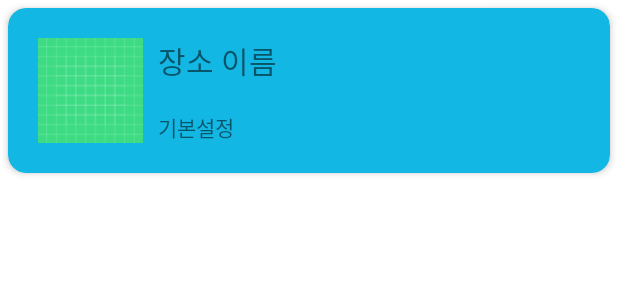
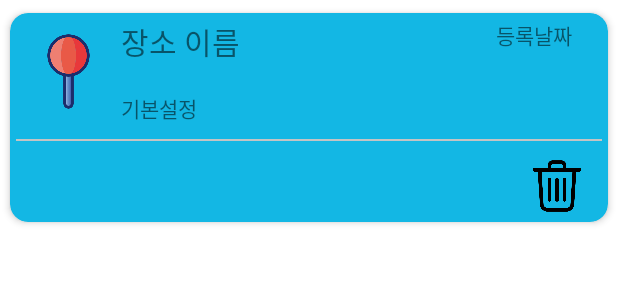
Before and after one commit to JaeCheon0222/Promise_Keeper, an Android app: the layout frequenlty_place_list_item.xml on its own in the app's theme, with its tools: preview values and no code run, on a phone screen of 412 x 824 dp. Shown: the top 300 px of the screen. Run offline under Robolectric (Android 15) with nearby library versions, the phone set to English and light mode, and no system bars; network calls fail.

Commit message:
#25 출발지 목록 삭제  - UI 변경

```diff
--- a/app/src/main/res/layout/appointment_list_item.xml
+++ b/app/src/main/res/layout/appointment_list_item.xml
@@ -9,7 +9,8 @@
         card_view:cardBackgroundColor="@color/azure"
         card_view:cardCornerRadius="12dp"
         card_view:cardElevation="3dp"
-        card_view:contentPadding="4dp">
+        card_view:contentPadding="4dp"
+        card_view:cardUseCompatPadding="true">
 
         <LinearLayout
             android:layout_width="match_parent"
--- a/app/src/main/res/layout/fragment_promise.xml
+++ b/app/src/main/res/layout/fragment_promise.xml
@@ -1,5 +1,6 @@
 <?xml version="1.0" encoding="utf-8"?>
-<layout xmlns:android="http://schemas.android.com/apk/res/android">
+<layout xmlns:android="http://schemas.android.com/apk/res/android"
+    xmlns:tools="http://schemas.android.com/tools">
 
     <LinearLayout
         android:layout_width="match_parent"
@@ -12,7 +13,8 @@
         <androidx.recyclerview.widget.RecyclerView
             android:id="@+id/appointmentRecyclerView"
             android:layout_width="match_parent"
-            android:layout_height="match_parent" />
+            android:layout_height="match_parent"
+            tools:listitem="@layout/appointment_list_item"/>
 
     </LinearLayout>
 
--- a/app/src/main/res/layout/frequenlty_place_list_item.xml
+++ b/app/src/main/res/layout/frequenlty_place_list_item.xml
@@ -1,56 +1,110 @@
 <?xml version="1.0" encoding="utf-8"?>
-<androidx.cardview.widget.CardView
-    xmlns:android="http://schemas.android.com/apk/res/android"
-    xmlns:card_view="http://schemas.android.com/apk/res-auto"
+<layout xmlns:android="http://schemas.android.com/apk/res/android"
+    xmlns:tools="http://schemas.android.com/tools">
+
+    <androidx.cardview.widget.CardView xmlns:card_view="http://schemas.android.com/apk/res-auto"
+        android:id="@+id/card_view"
         android:layout_width="match_parent"
         android:layout_height="wrap_content"
-    xmlns:tools="http://schemas.android.com/tools"
-    android:id="@+id/card_view"
-    android:layout_margin="5dp"
         card_view:cardBackgroundColor="@color/azure"
         card_view:cardCornerRadius="12dp"
         card_view:cardElevation="3dp"
+        card_view:cardUseCompatPadding="true"
         card_view:contentPadding="4dp">
 
-    <androidx.constraintlayout.widget.ConstraintLayout
+        <LinearLayout
             android:layout_width="match_parent"
             android:layout_height="wrap_content"
+            android:orientation="vertical">
 
-        android:padding="16dp">
+            <LinearLayout
+                android:layout_width="match_parent"
+                android:layout_height="wrap_content"
+                android:gravity="center_vertical"
+                android:orientation="horizontal">
 
                 <ImageView
                     android:id="@+id/placeImageView"
                     android:layout_width="70dp"
                     android:layout_height="70dp"
+                    card_view:layout_constraintBottom_toBottomOf="parent"
                     card_view:layout_constraintStart_toStartOf="parent"
                     card_view:layout_constraintTop_toTopOf="parent"
-            card_view:layout_constraintBottom_toBottomOf="parent"
-            tools:src="@drawable/ic_launcher_background"/>
+                    tools:src="@drawable/start_marker" />
 
+                <LinearLayout
+                    android:layout_width="wrap_content"
+                    android:layout_height="match_parent"
+                    android:orientation="vertical">
 
                     <TextView
                         android:id="@+id/placeTitleTextView"
                         android:layout_width="wrap_content"
                         android:layout_height="wrap_content"
-            android:layout_marginStart="10dp"
-            card_view:layout_constraintStart_toEndOf="@id/placeImageView"
-            card_view:layout_constraintEnd_toEndOf="parent"
-            card_view:layout_constraintTop_toTopOf="parent"
-            tools:text="장소 이름"
-            card_view:layout_constraintHorizontal_bias="0"
-            android:textSize="20sp" />
+                        android:textSize="20sp"
+                        tools:text="장소 이름" />
+
+                    <TextView
+                        android:layout_width="wrap_content"
+                        android:layout_height="0dp"
+                        android:layout_weight="1"/>
 
                     <TextView
                         android:id="@+id/isPrimaryTextview"
                         android:layout_width="wrap_content"
                         android:layout_height="wrap_content"
                         android:layout_marginTop="10dp"
-            card_view:layout_constraintBottom_toBottomOf="@id/placeImageView"
-            card_view:layout_constraintStart_toStartOf="@id/placeTitleTextView"
-            card_view:layout_constraintTop_toBottomOf="@id/placeTitleTextView"
-            card_view:layout_constraintVertical_bias="1.0"
                         tools:text="기본설정" />
 
-    </androidx.constraintlayout.widget.ConstraintLayout>
+                </LinearLayout>
+
+                <TextView
+                    android:layout_width="0dp"
+                    android:layout_height="wrap_content"
+                    android:layout_weight="1"/>
+
+                <LinearLayout
+                    android:layout_width="wrap_content"
+                    android:layout_height="match_parent"
+                    android:layout_marginEnd="20dp"
+                    android:orientation="vertical">
+
+
+                    <TextView
+                        android:layout_width="wrap_content"
+                        android:layout_height="wrap_content"
+                        tools:text="등록날짜"/>
+
+                    <TextView
+                        android:layout_width="wrap_content"
+                        android:layout_height="0dp"
+                        android:layout_weight="1"/>
+
+                </LinearLayout>
+
+            </LinearLayout>
+
+
+            <include layout="@layout/div" />
+
+            <LinearLayout
+                android:layout_width="wrap_content"
+                android:layout_height="wrap_content"
+                android:layout_gravity="end"
+                android:layout_marginEnd="10dp"
+                android:orientation="vertical">
+
+                <ImageView
+                    android:id="@+id/deleteButton"
+                    android:layout_width="40dp"
+                    android:layout_height="40dp"
+                    android:src="@drawable/ic_delete" />
+
+            </LinearLayout>
+
+        </LinearLayout>
+
 
     </androidx.cardview.widget.CardView>
+
+</layout>
```
Lines whose indentation alone changed are shown as unchanged.
